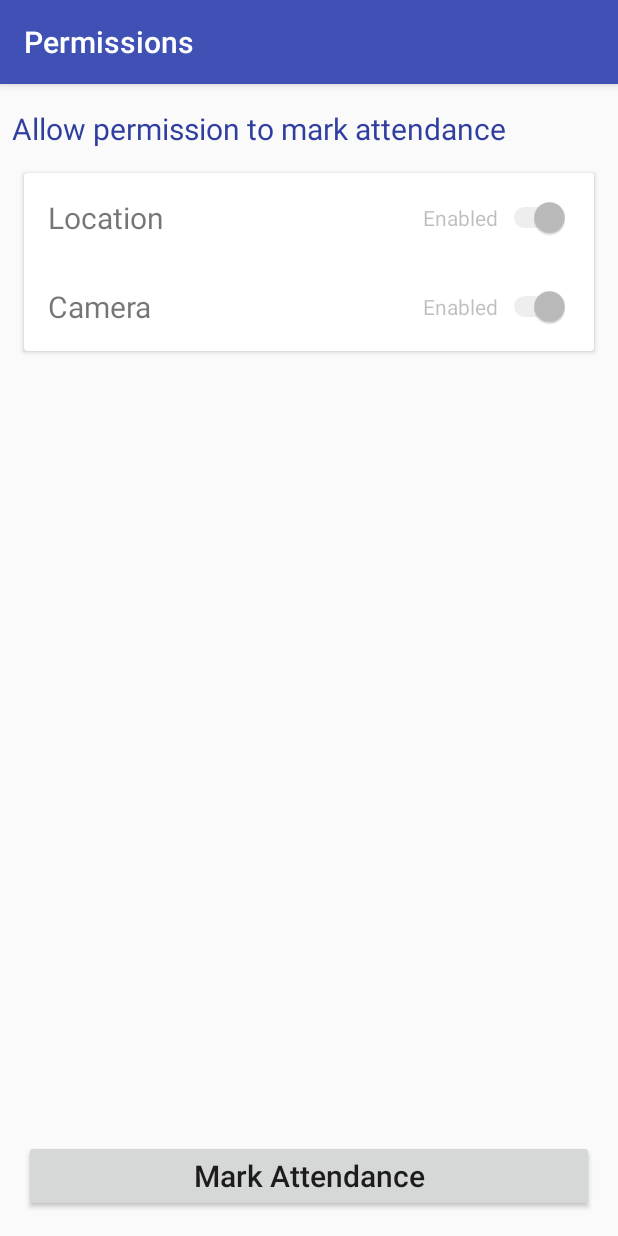
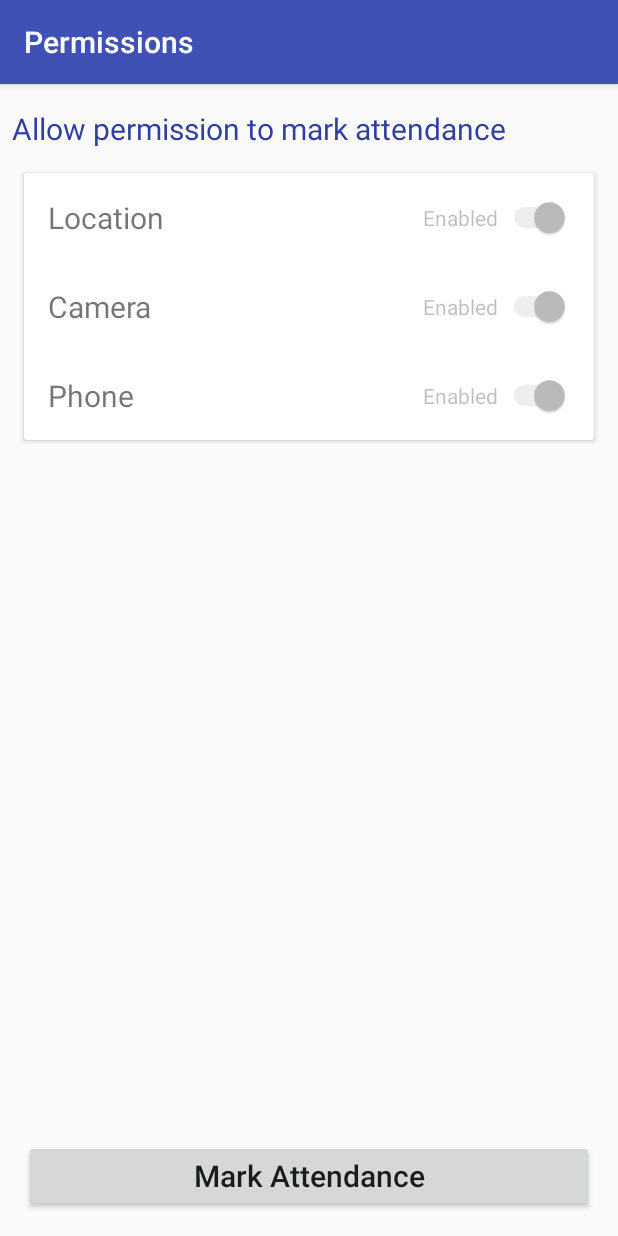
Before and after one commit to adilsal33m/attendance_system, an Android app: the PermissionActivity screen opened directly, with no data from a screen before it, on a phone screen of 412 x 824 dp. Run offline under Robolectric (Android 15) with nearby library versions, the light colour scheme and no system bars.

Commit message:
Location and Device ID feature added

```diff
--- a/app/src/main/AndroidManifest.xml
+++ b/app/src/main/AndroidManifest.xml
@@ -10,6 +10,7 @@
     <uses-feature android:name="android.hardware.camera" />
     <uses-feature android:name="android.hardware.camera.autofocus" />
 
+    <uses-permission android:name="android.permission.READ_PHONE_STATE" />
     <uses-permission android:name="android.permission.VIBRATE" />
     <application
         android:allowBackup="true"
@@ -34,6 +35,7 @@
             android:screenOrientation="portrait"
             android:label="@string/title_activity_login" />
         <activity android:name=".qrcodescanner.QrCodeActivity"
+            android:theme="@style/FullscreenTheme"
             android:screenOrientation="portrait"></activity>
         <activity android:name=".PermissionActivity"
             android:screenOrientation="portrait"></activity>
--- /dev/null
+++ b/app/src/main/java/com/adilsaleem/attendance/LocationTrack.java
@@ -0,0 +1,218 @@
+package com.adilsaleem.attendance;
+
+
+import android.Manifest;
+import android.app.Activity;
+import android.app.Service;
+import android.content.DialogInterface;
+import android.content.Intent;
+import android.content.pm.PackageManager;
+import android.location.Location;
+import android.location.LocationListener;
+import android.location.LocationManager;
+import android.os.Bundle;
+import android.os.IBinder;
+import android.provider.Settings;
+import android.support.v4.app.ActivityCompat;
+import android.support.v7.app.AlertDialog;
+import android.widget.Toast;
+
+public class LocationTrack extends Service implements LocationListener {
+
+    private final Activity mActivity;
+    boolean checkGPS = false;
+    boolean checkNetwork = false;
+    boolean canGetLocation = false;
+
+    Location loc;
+    double latitude;
+    double longitude;
+
+
+    private static final long MIN_DISTANCE_CHANGE_FOR_UPDATES = 10;
+
+
+    private static final long MIN_TIME_BW_UPDATES = 1000 * 60 * 1;
+    protected LocationManager locationManager;
+
+    public LocationTrack(Activity mActivity) {
+        this.mActivity = mActivity;
+        getLocation();
+    }
+
+    private Location getLocation() {
+
+        try {
+            locationManager = (LocationManager) mActivity
+                    .getSystemService(LOCATION_SERVICE);
+
+            // get GPS status
+            checkGPS = locationManager
+                    .isProviderEnabled(LocationManager.GPS_PROVIDER);
+
+            // get network provider status
+            checkNetwork = locationManager
+                    .isProviderEnabled(LocationManager.NETWORK_PROVIDER);
+
+            if (!checkGPS && !checkNetwork) {
+                Toast.makeText(mActivity, "No Service Provider is available", Toast.LENGTH_SHORT).show();
+            } else {
+                this.canGetLocation = true;
+
+                // if GPS Enabled get lat/long using GPS Services
+                if (checkGPS) {
+
+                    if (ActivityCompat.checkSelfPermission(mActivity, Manifest.permission.ACCESS_FINE_LOCATION) != PackageManager.PERMISSION_GRANTED && ActivityCompat.checkSelfPermission(mActivity, Manifest.permission.ACCESS_COARSE_LOCATION) != PackageManager.PERMISSION_GRANTED) {
+                        // TODO: Consider calling
+                        //    ActivityCompat#requestPermissions
+                        // here to request the missing permissions, and then overriding
+                        //   public void onRequestPermissionsResult(int requestCode, String[] permissions,
+                        //                                          int[] grantResults)
+                        // to handle the case where the user grants the permission. See the documentation
+                        // for ActivityCompat#requestPermissions for more details.
+                    }
+                    locationManager.requestLocationUpdates(
+                            LocationManager.NETWORK_PROVIDER,
+                            MIN_TIME_BW_UPDATES,
+                            MIN_DISTANCE_CHANGE_FOR_UPDATES, this);
+                    if (locationManager != null) {
+                        loc = locationManager
+                                .getLastKnownLocation(LocationManager.NETWORK_PROVIDER);
+                        if (loc != null) {
+                            latitude = loc.getLatitude();
+                            longitude = loc.getLongitude();
+                        }
+                    }
+
+
+                }
+
+
+                /*if (checkNetwork) {
+
+
+                    if (ActivityCompat.checkSelfPermission(mActivity, Manifest.permission.ACCESS_FINE_LOCATION) != PackageManager.PERMISSION_GRANTED && ActivityCompat.checkSelfPermission(mActivity, Manifest.permission.ACCESS_COARSE_LOCATION) != PackageManager.PERMISSION_GRANTED) {
+                        // TODO: Consider calling
+                        //    ActivityCompat#requestPermissions
+                        // here to request the missing permissions, and then overriding
+                        //   public void onRequestPermissionsResult(int requestCode, String[] permissions,
+                        //                                          int[] grantResults)
+                        // to handle the case where the user grants the permission. See the documentation
+                        // for ActivityCompat#requestPermissions for more details.
+                    }
+                    locationManager.requestLocationUpdates(
+                            LocationManager.NETWORK_PROVIDER,
+                            MIN_TIME_BW_UPDATES,
+                            MIN_DISTANCE_CHANGE_FOR_UPDATES, this);
+
+                    if (locationManager != null) {
+                        loc = locationManager
+                                .getLastKnownLocation(LocationManager.NETWORK_PROVIDER);
+
+                    }
+
+                    if (loc != null) {
+                        latitude = loc.getLatitude();
+                        longitude = loc.getLongitude();
+                    }
+                }*/
+
+            }
+
+
+        } catch (Exception e) {
+            e.printStackTrace();
+        }
+
+        return loc;
+    }
+
+    public double getLongitude() {
+        if (loc != null) {
+            longitude = loc.getLongitude();
+        }
+        return longitude;
+    }
+
+    public double getLatitude() {
+        if (loc != null) {
+            latitude = loc.getLatitude();
+        }
+        return latitude;
+    }
+
+    public boolean canGetLocation() {
+        return this.canGetLocation;
+    }
+
+    public void showSettingsAlert() {
+        AlertDialog.Builder alertDialog = new AlertDialog.Builder(mActivity);
+
+
+        alertDialog.setTitle("GPS is not Enabled!");
+
+        alertDialog.setMessage("Do you want to turn on GPS?");
+
+
+        alertDialog.setPositiveButton("Yes", new DialogInterface.OnClickListener() {
+            public void onClick(DialogInterface dialog, int which) {
+                Intent intent = new Intent(Settings.ACTION_LOCATION_SOURCE_SETTINGS);
+                mActivity.startActivity(intent);
+                mActivity.finish();
+            }
+        });
+
+
+        alertDialog.setNegativeButton("No", new DialogInterface.OnClickListener() {
+            public void onClick(DialogInterface dialog, int which) {
+                dialog.cancel();
+            }
+        });
+
+
+        alertDialog.show();
+    }
+
+
+    public void stopListener() {
+        if (locationManager != null) {
+
+            if (ActivityCompat.checkSelfPermission(mActivity, Manifest.permission.ACCESS_FINE_LOCATION) != PackageManager.PERMISSION_GRANTED && ActivityCompat.checkSelfPermission(mActivity, Manifest.permission.ACCESS_COARSE_LOCATION) != PackageManager.PERMISSION_GRANTED) {
+                // TODO: Consider calling
+                //    ActivityCompat#requestPermissions
+                // here to request the missing permissions, and then overriding
+                //   public void onRequestPermissionsResult(int requestCode, String[] permissions,
+                //                                          int[] grantResults)
+                // to handle the case where the user grants the permission. See the documentation
+                // for ActivityCompat#requestPermissions for more details.
+                return;
+            }
+            locationManager.removeUpdates(LocationTrack.this);
+        }
+    }
+
+    @Override
+    public IBinder onBind(Intent intent) {
+        return null;
+    }
+
+    @Override
+    public void onLocationChanged(Location location) {
+
+    }
+
+    @Override
+    public void onStatusChanged(String s, int i, Bundle bundle) {
+
+    }
+
+    @Override
+    public void onProviderEnabled(String s) {
+
+    }
+
+    @Override
+    public void onProviderDisabled(String s) {
+
+    }
+}
--- a/app/src/main/java/com/adilsaleem/attendance/LoginActivity.java
+++ b/app/src/main/java/com/adilsaleem/attendance/LoginActivity.java
@@ -346,6 +346,7 @@ public class LoginActivity extends AppCompatActivity implements LoaderCallbacks<
             if (success) {
                 Toast.makeText(getApplicationContext(),"Login Successful!",Toast.LENGTH_SHORT).show();
                 Intent i = new Intent(getApplicationContext(),PermissionActivity.class);
+                i.putExtra("name",mEmail);
                 startActivity(i);
                 //finish();
             } else {
--- a/app/src/main/java/com/adilsaleem/attendance/PermissionActivity.java
+++ b/app/src/main/java/com/adilsaleem/attendance/PermissionActivity.java
@@ -1,6 +1,7 @@
 package com.adilsaleem.attendance;
 
 import android.Manifest;
+import android.content.Context;
 import android.content.DialogInterface;
 import android.content.Intent;
 import android.content.pm.PackageManager;
@@ -10,6 +11,7 @@ import android.support.v4.content.ContextCompat;
 import android.support.v7.app.AlertDialog;
 import android.support.v7.app.AppCompatActivity;
 import android.os.Bundle;
+import android.telephony.TelephonyManager;
 import android.view.View;
 import android.widget.Button;
 import android.widget.CompoundButton;
@@ -20,12 +22,16 @@ import com.adilsaleem.attendance.qrcodescanner.QrCodeActivity;
 
 public class PermissionActivity extends AppCompatActivity {
 
+    private static final int MY_PERMISSIONS_REQUEST_PHONE = 123;
     private static final int MY_PERMISSIONS_REQUEST_LOCATION = 122;
     private static final int MY_PERMISSIONS_REQUEST_CAMERA = 121;
     private static final int REQUEST_CODE_QR_SCAN = 101;
     private Switch gpsSwitch;
     private Switch cameraSwitch;
+    private Switch phoneSwitch;
     private Button goButton;
+    LocationTrack locationTrack;
+    String name;
 
     @Override
     protected void onCreate(Bundle savedInstanceState) {
@@ -33,14 +39,21 @@ public class PermissionActivity extends AppCompatActivity {
         setContentView(R.layout.activity_permission);
         setTitle(R.string.permission_title);
 
+        name = getIntent().getStringExtra("name");
         gpsSwitch = findViewById(R.id.gps_switch);
         cameraSwitch = findViewById(R.id.camera_switch);
         goButton = findViewById(R.id.go_button);
+        phoneSwitch = findViewById(R.id.phone_switch);
 
         if (checkLocationPermission()) {
+            locationTrack = new LocationTrack(this);
+            if(locationTrack.checkGPS) {
                 gpsSwitch.setChecked(true);
                 gpsSwitch.setEnabled(false);
                 gpsSwitch.setText("Enabled");
+            }else{
+                locationTrack.showSettingsAlert();
+            }
         }else{
             gpsSwitch.setChecked(false);
         }
@@ -52,6 +65,26 @@ public class PermissionActivity extends AppCompatActivity {
         }else{
             cameraSwitch.setChecked(false);
         }
+
+        if (checkPhonePermission()) {
+            phoneSwitch.setChecked(true);
+            phoneSwitch.setEnabled(false);
+            phoneSwitch.setText("Enabled");
+        }else{
+            phoneSwitch.setChecked(false);
+        }
+
+        phoneSwitch.setOnCheckedChangeListener(new CompoundButton.OnCheckedChangeListener() {
+            @Override
+            public void onCheckedChanged(CompoundButton buttonView, boolean isChecked) {
+                if (isChecked) {
+                    requestPhonePermission();
+                    phoneSwitch.setEnabled(false);
+                    phoneSwitch.setText("Enabled");
+                }
+            }
+        });
+
 
         cameraSwitch.setOnCheckedChangeListener(new CompoundButton.OnCheckedChangeListener() {
             @Override
@@ -68,9 +101,9 @@ public class PermissionActivity extends AppCompatActivity {
             @Override
             public void onCheckedChanged(CompoundButton buttonView, boolean isChecked) {
                 if (isChecked) {
-                    requestLocationPermission();
                     gpsSwitch.setEnabled(false);
                     gpsSwitch.setText("Enabled");
+                    requestLocationPermission();
                 }
             }
         });
@@ -78,7 +111,7 @@ public class PermissionActivity extends AppCompatActivity {
         goButton.setOnClickListener(new View.OnClickListener() {
             @Override
             public void onClick(View v) {
-                if(checkCameraPermission() && checkLocationPermission()){
+                if(checkCameraPermission() && checkLocationPermission() && locationTrack.checkGPS && checkPhonePermission()){
                     Intent i = new Intent(PermissionActivity.this,QrCodeActivity.class);
                     startActivityForResult( i,REQUEST_CODE_QR_SCAN);
                 }else{
@@ -103,9 +136,25 @@ public class PermissionActivity extends AppCompatActivity {
         return ContextCompat.checkSelfPermission( this, Manifest.permission.CAMERA ) == PackageManager.PERMISSION_GRANTED;
     }
 
+    private void requestPhonePermission() {
+        if (!checkPhonePermission()) {
+            ActivityCompat.requestPermissions(this, new String[] {Manifest.permission.READ_PHONE_STATE}, MY_PERMISSIONS_REQUEST_PHONE);
+        }
+    }
+
+    private boolean checkPhonePermission() {
+        return ContextCompat.checkSelfPermission( this, Manifest.permission.READ_PHONE_STATE ) == PackageManager.PERMISSION_GRANTED;
+    }
+
     private void requestLocationPermission() {
         if (!checkLocationPermission()) {
             ActivityCompat.requestPermissions(this, new String[] {Manifest.permission.ACCESS_FINE_LOCATION,Manifest.permission.ACCESS_COARSE_LOCATION}, MY_PERMISSIONS_REQUEST_LOCATION);
+        }
+        if(!locationTrack.checkGPS){
+            gpsSwitch.setChecked(false);
+            gpsSwitch.setEnabled(true);
+            gpsSwitch.setText("");
+            locationTrack.showSettingsAlert();
         }
     }
 
@@ -118,11 +167,22 @@ public class PermissionActivity extends AppCompatActivity {
                 cameraSwitch.setEnabled(true);
                 cameraSwitch.setText("");
             }
+        }else if(requestCode == MY_PERMISSIONS_REQUEST_PHONE){
+            if (PackageManager.PERMISSION_GRANTED != grantResults[0]) {
+                phoneSwitch.setChecked(false);
+                phoneSwitch.setEnabled(true);
+                phoneSwitch.setText("");
+            }
         }else if(requestCode == MY_PERMISSIONS_REQUEST_LOCATION){
             if (PackageManager.PERMISSION_GRANTED != grantResults[0] || PackageManager.PERMISSION_GRANTED != grantResults[1]) {
+                locationTrack = new LocationTrack(this);
+                if (locationTrack.checkGPS){
                     gpsSwitch.setChecked(false);
                     gpsSwitch.setEnabled(true);
                     gpsSwitch.setText("");
+                }else{
+                    locationTrack.showSettingsAlert();
+                }
             }
         }
     }
@@ -156,10 +216,19 @@ public class PermissionActivity extends AppCompatActivity {
             if(data==null)
                 return;
             //Getting the passed result
+            if (locationTrack.canGetLocation()) {
+                double longitude = locationTrack.getLongitude();
+                double latitude = locationTrack.getLatitude();
+                TelephonyManager telephonyManager;
+                telephonyManager = (TelephonyManager) getSystemService(Context.TELEPHONY_SERVICE);
+                String deviceId = telephonyManager.getDeviceId();
+
+                //Toast.makeText(getApplicationContext(), "Longitude:" + Double.toString(longitude) + "\nLatitude:" + Double.toString(latitude), Toast.LENGTH_SHORT).show();
                 String result = data.getStringExtra("com.blikoon.qrcodescanner.got_qr_scan_relult");
                 AlertDialog alertDialog = new AlertDialog.Builder(this).create();
                 alertDialog.setTitle("Scan result");
-            alertDialog.setMessage(result);
+                alertDialog.setMessage("ID: "+ name + "\nLongitude: " + Double.toString(longitude) + "\nLatitude: " + Double.toString(latitude)+
+                        "\nDevice ID: "+deviceId + "\nTime: "+System.nanoTime());
                 alertDialog.setButton(AlertDialog.BUTTON_NEUTRAL, "OK",
                         new DialogInterface.OnClickListener() {
                             public void onClick(DialogInterface dialog, int which) {
@@ -167,7 +236,9 @@ public class PermissionActivity extends AppCompatActivity {
                             }
                         });
                 alertDialog.show();
-
+            } else {
+                locationTrack.showSettingsAlert();
             }
         }
     }
+}
--- a/app/src/main/res/layout/activity_permission.xml
+++ b/app/src/main/res/layout/activity_permission.xml
@@ -72,6 +72,24 @@
                 android:layout_margin="16dp"
                 android:layout_alignParentLeft="true"
                 android:layout_below="@id/gps_text"/>
+
+            <Switch
+                android:id="@+id/phone_switch"
+                android:layout_width="wrap_content"
+                android:layout_height="wrap_content"
+                android:layout_margin="16dp"
+                android:layout_alignParentRight="true"
+                android:layout_below="@id/camera_switch"/>
+
+            <TextView
+                android:id="@+id/phone_label"
+                android:layout_width="wrap_content"
+                android:layout_height="wrap_content"
+                android:text="@string/phone"
+                android:textSize="20sp"
+                android:layout_margin="16dp"
+                android:layout_alignParentLeft="true"
+                android:layout_below="@id/camera_label"/>
         </RelativeLayout>
     </android.support.v7.widget.CardView>
 
--- a/app/src/main/res/values/strings.xml
+++ b/app/src/main/res/values/strings.xml
@@ -36,4 +36,5 @@
     <string name="qr_code_could_not_read_qr_code_from_picture">Could not read your image.Try another image~</string>
     <string name="qr_code_could_not_read_qr_code_from_scanner">Sorry, could not open scan content</string>
     <string name="qr_code_camera_not_found">Could not detect camera</string>
+    <string name="phone">Phone</string>
 </resources>
```
Also changed, not shown: app/src/main/java/com/adilsaleem/attendance/qrcodescanner/QrCodeActivity.java (+7 -1 lines), app/src/main/res/layout/activity_qr_code.xml (+9 -2 lines). Lines whose indentation alone changed are shown as unchanged.
